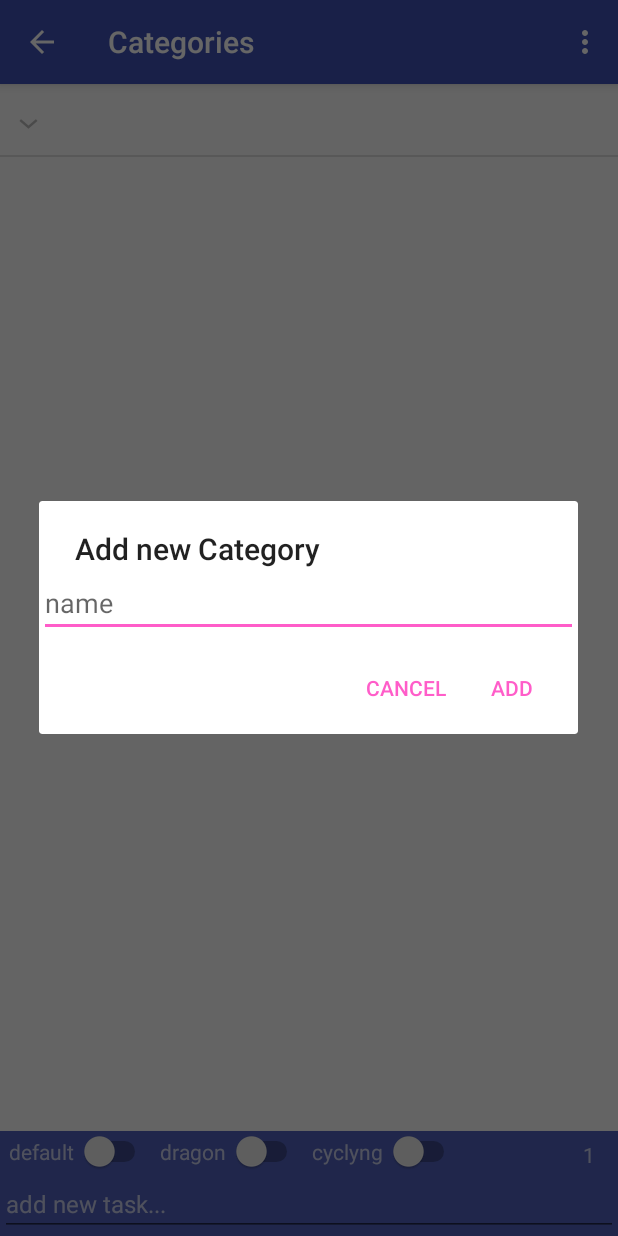
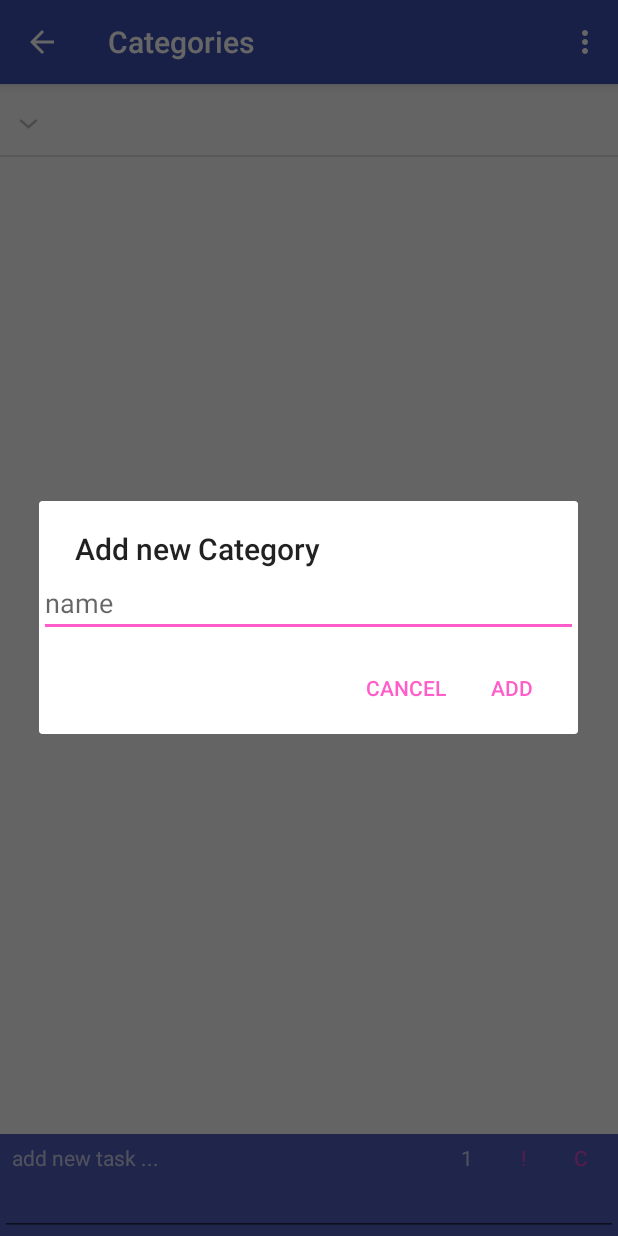
Before and after one commit to newbm2013/todo, an Android app: the CategoryActivity screen opened directly, with no data from a screen before it, in the options menu, after a tap on "add category", on a phone screen of 412 x 824 dp. Run offline under Robolectric (Android 15) with nearby library versions, the phone set to English and light mode, and no system bars; our stand-ins replace RxJava; libraries missing offline, so code that uses them is left out: io.realm; 10 statements that could not run were skipped.

Commit message:
category activity add task view changed

```diff
--- a/app/src/main/java/com/shumidub/todoapprealm/ui/CategoryUI/activity/CategoryActivity.java
+++ b/app/src/main/java/com/shumidub/todoapprealm/ui/CategoryUI/activity/CategoryActivity.java
@@ -36,10 +36,9 @@ import static com.shumidub.todoapprealm.ui.CategoryUI.adapter.CategoriesAndLists
 public class CategoryActivity extends AppCompatActivity {
 
     EditText et;
-    Switch swDefault;
-    Switch swCycling;
-    Switch swDragon;
     TextView tvTaskCountValue;
+    TextView tvTaskDragon;
+    TextView tvTaskCycling;
 
     ExpandableListView expandableListView;
 
@@ -63,8 +62,10 @@ public class CategoryActivity extends AppCompatActivity {
     static final int LIST_ACTIONMODE = 2;
 
     public static Long idOnTag;
+    int expandedGroup = -1;
 
-    int expandedGroup = -1;
+    int priority = 0;
+    boolean cycling = false;
 
     @Override
     protected void onCreate(Bundle savedInstanceState) {
@@ -174,11 +175,15 @@ public class CategoryActivity extends AppCompatActivity {
     private void findViews(){
         expandableListView = findViewById(R.id.expandedable_list_view);
         et = findViewById(R.id.et);
-        swDefault = findViewById(R.id.switch_default);
-        swCycling = findViewById(R.id.switch_cycling);
-        swDragon = findViewById(R.id.switch_dragon);
+
+        tvTaskCycling = findViewById(R.id.task_cycling);
+        tvTaskDragon = findViewById(R.id.task_priority);
+
         tvTaskCountValue = findViewById(R.id.task_value);
         tvTaskCountValue.setOnClickListener((v) -> onTaskValueClick(tvTaskCountValue));
+
+        tvTaskDragon.setOnClickListener((v) -> onTaskPriorityClick(tvTaskDragon));
+        tvTaskCycling.setOnClickListener((v) -> onTaskCyclingClick(tvTaskCycling));
     }
 
     private void setEmptyStateIfCategoriesEmpty(){
@@ -254,6 +259,8 @@ public class CategoryActivity extends AppCompatActivity {
 
                     if (!text.isEmpty() || !text.equals("")) {
                         TasksRealmController.insertItems(text, false, false, textListName);
+                        priority = 0;
+                        cycling = false;
                         et.setText("");
                     } else {
                         long listId = ((Pair<String, Long>) view.getTag()).second;
@@ -277,7 +284,44 @@ public class CategoryActivity extends AppCompatActivity {
             i=1;
         }
         ((TextView) view).setText("" + i);
+
+        if (i<2) ((TextView) view).setTextColor(getResources().getColor(R.color.colorWhite));
+        else ((TextView) view).setTextColor(getResources().getColor(R.color.colorAccent));
+
     }
+
+    public void onTaskPriorityClick(View view) {
+
+        if (priority>2) priority =0;
+        else priority ++;
+
+        if (priority>1){
+            String text = "!";
+            int i = priority;
+            while (i>1){
+                text +="!";
+                i--;
+            }
+            ((TextView) view).setText(text);
+        } else ((TextView) view).setText("!");
+
+        if (priority>0) ((TextView) view).setTextColor(getResources().getColor(R.color.colorAccent));
+        else ((TextView) view).setTextColor(getResources().getColor(R.color.colorWhite));
+
+
+    }
+
+    public void onTaskCyclingClick(View view) {
+
+        cycling = !cycling;
+
+        if (cycling) ((TextView) view).setTextColor(getResources().getColor(R.color.colorAccent));
+        else ((TextView) view).setTextColor(getResources().getColor(R.color.colorWhite));
+
+    }
+
+
+
 
     public void dataChanged(){
 //
--- a/app/src/main/res/layout/activity_category.xml
+++ b/app/src/main/res/layout/activity_category.xml
@@ -36,55 +36,52 @@
             android:layout_height="wrap_content"
             android:orientation="horizontal">
 
-           <LinearLayout
-               android:layout_width="wrap_content"
-               android:layout_height="wrap_content"
-               android:orientation="horizontal"
-               android:layout_weight="10">
-
-               <Switch
-                   android:id="@+id/switch_default"
-                   android:layout_width="wrap_content"
-                   android:layout_height="wrap_content"
-                   android:layout_marginLeft="6dp"
-                   android:text="default "
-                   android:textColor="@color/colorWhite"
-                   app:layout_constraintBottom_toTopOf="@id/et"/>
-
-               <Switch
-                   android:id="@+id/switch_dragon"
-                   android:layout_width="wrap_content"
-                   android:layout_height="wrap_content"
-                   android:layout_marginLeft="6dp"
-                   android:text="dragon "
-                   android:textColor="@color/colorWhite"
-                   app:layout_constraintBottom_toTopOf="@id/et"/>
-
-               <Switch
-                   android:id="@+id/switch_cycling"
-                   android:layout_width="wrap_content"
-                   android:layout_height="wrap_content"
-                   android:text="cyclyng "
-                   android:layout_marginLeft="6dp"
-                   android:textColor="@color/colorWhite"
-                   app:layout_constraintEnd_toEndOf="parent"
-                   app:layout_constraintStart_toEndOf="@id/switch_default"
-                   app:layout_constraintBottom_toBottomOf="@id/switch_default"
-                   />
-
-           </LinearLayout>
+            <LinearLayout
+                android:layout_width="match_parent"
+                android:layout_height="wrap_content"
+                android:orientation="horizontal"
+                android:layout_weight="11">
+                <TextView
+                    android:layout_marginTop="6dp"
+                    android:paddingLeft="8dp"
+                    android:textColor="@color/colorWhite"
+                    android:layout_width="wrap_content"
+                    android:layout_height="wrap_content"
+                    android:text="add new task ..."/>
+            </LinearLayout>
 
             <TextView
                 android:id="@+id/task_value"
                 android:layout_marginTop="6dp"
-                android:inputType="number"
                 android:layout_marginRight="8dp"
-                android:layout_weight="1"
                 android:text="1"
                 android:textColor="@color/colorWhite"
                 android:layout_width="wrap_content"
                 android:layout_height="wrap_content"
-                android:paddingLeft="12dp"/>
+                android:paddingLeft="12dp"
+                android:paddingRight="12dp"/>
+
+            <TextView
+                android:id="@+id/task_priority"
+                android:layout_marginTop="6dp"
+                android:layout_marginRight="8dp"
+                android:text="!"
+                android:textColor="@color/colorWhite"
+                android:layout_width="wrap_content"
+                android:layout_height="wrap_content"
+                android:paddingLeft="12dp"
+                android:paddingRight="12dp"/>
+
+            <TextView
+                android:id="@+id/task_cycling"
+                android:layout_marginTop="6dp"
+                android:layout_marginRight="8dp"
+                android:text="C"
+                android:textColor="@color/colorWhite"
+                android:layout_width="wrap_content"
+                android:layout_height="wrap_content"
+                android:paddingLeft="12dp"
+                android:paddingRight="12dp"/>
 
         </LinearLayout>
 
@@ -97,7 +94,7 @@
             android:textColorHint="@color/colorWhite"
             android:textSize="16dp"
             android:maxHeight="120dp"
-            android:hint="add new task..."
+
             />
 
     </LinearLayout>
```
